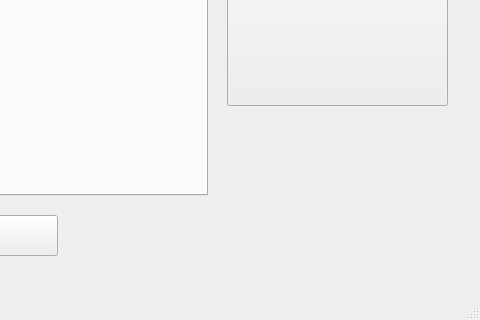
Qt form design.ui (kkarbasi/csGUI) before a commit; both pictures show x 623 to 1103 and y 695 to 1015 of the 1103 by 1015 pixel window.
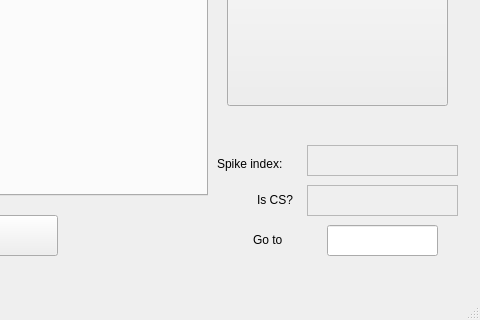
The same form after that commit. Custom widgets are drawn as their Qt base class.

```diff
--- a/design.ui
+++ b/design.ui
@@ -153,6 +153,87 @@
      <string>&lt;&lt;&lt;</string>
     </property>
    </widget>
+   <widget class="QLabel" name="label">
+    <property name="geometry">
+     <rect>
+      <x>840</x>
+      <y>850</y>
+      <width>81</width>
+      <height>17</height>
+     </rect>
+    </property>
+    <property name="text">
+     <string>Spike index:</string>
+    </property>
+   </widget>
+   <widget class="QLabel" name="label_spikeindex">
+    <property name="geometry">
+     <rect>
+      <x>930</x>
+      <y>840</y>
+      <width>151</width>
+      <height>31</height>
+     </rect>
+    </property>
+    <property name="frameShape">
+     <enum>QFrame::StyledPanel</enum>
+    </property>
+    <property name="text">
+     <string/>
+    </property>
+   </widget>
+   <widget class="QLabel" name="label_2">
+    <property name="geometry">
+     <rect>
+      <x>880</x>
+      <y>879</y>
+      <width>41</width>
+      <height>31</height>
+     </rect>
+    </property>
+    <property name="text">
+     <string>Is CS?</string>
+    </property>
+   </widget>
+   <widget class="QLabel" name="label_isCS">
+    <property name="geometry">
+     <rect>
+      <x>930</x>
+      <y>880</y>
+      <width>151</width>
+      <height>31</height>
+     </rect>
+    </property>
+    <property name="frameShape">
+     <enum>QFrame::StyledPanel</enum>
+    </property>
+    <property name="text">
+     <string/>
+    </property>
+   </widget>
+   <widget class="QLabel" name="label_3">
+    <property name="geometry">
+     <rect>
+      <x>876</x>
+      <y>919</y>
+      <width>41</width>
+      <height>31</height>
+     </rect>
+    </property>
+    <property name="text">
+     <string>Go to</string>
+    </property>
+   </widget>
+   <widget class="QLineEdit" name="lineEdit_goto">
+    <property name="geometry">
+     <rect>
+      <x>950</x>
+      <y>920</y>
+      <width>111</width>
+      <height>31</height>
+     </rect>
+    </property>
+   </widget>
   </widget>
   <widget class="QMenuBar" name="menubar">
    <property name="geometry">
```
